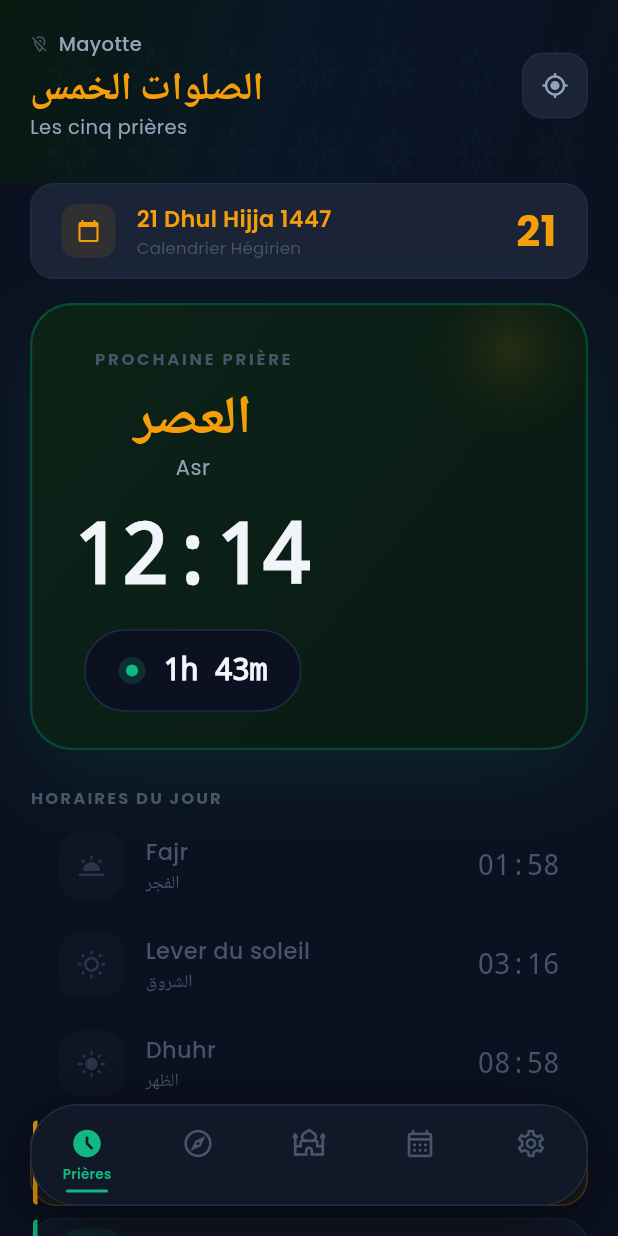
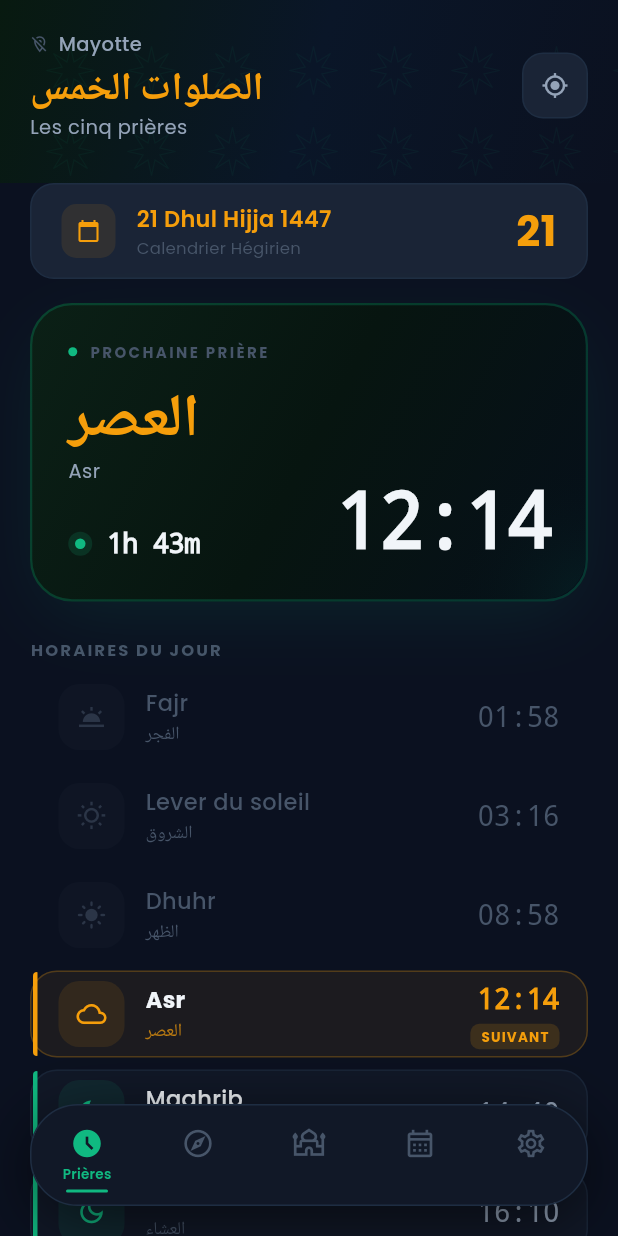
Before and after one commit to Curry-976/salah, a Flutter app: the screen it shows after launch, on a phone screen of 412 x 824 dp. Run offline on Flutter 3.47's test engine with Material 3 defaults, Android fonts, the phone set to English and light mode, and no system bars; drawn by our look-alikes of flutter_animate; our stand-ins replace adhan, flutter_compass, flutter_local_notifications, flutter_map, geocoding, geolocator and 4 more; missing offline and left inert: flutter_qiblah; network calls fail.

Commit message:
redesign: banner asymétrique gauche/droite
Remplace la composition centrée (tout en colonne) par une layout
bipolaire : identité de la prière à gauche (label ● + nom arabe 40px
+ nom français + countdown inline), heure unique ancrée en bas à
droite (52px monospace). Supprime le RadialGradient halo centré,
remplacé par un glow directionnel bas-droit derrière le chiffre.

Co-Authored-By: Claude Sonnet 4.6 <noreply@anthropic.com>

```diff
--- a/lib/widgets/next_prayer_banner.dart
+++ b/lib/widgets/next_prayer_banner.dart
@@ -20,115 +20,157 @@ class NextPrayerBanner extends StatelessWidget {
       width: double.infinity,
       decoration: BoxDecoration(
         gradient: const LinearGradient(
-          colors: [Color(0xFF0C2318), Color(0xFF081A12)],
+          colors: [Color(0xFF0B2016), Color(0xFF071510), Color(0xFF060F1A)],
           begin: Alignment.topLeft,
           end: Alignment.bottomRight,
+          stops: [0, 0.5, 1],
         ),
         borderRadius: BorderRadius.circular(28),
         border: Border.all(
-          color: AppColors.green.withOpacity(0.35),
+          color: AppColors.green.withOpacity(0.30),
           width: 1.5,
         ),
         boxShadow: [
           BoxShadow(
-            color: AppColors.green.withOpacity(0.18),
-            blurRadius: 48,
-            spreadRadius: -6,
-            offset: const Offset(0, 16),
+            color: AppColors.green.withOpacity(0.14),
+            blurRadius: 40,
+            spreadRadius: -8,
+            offset: const Offset(0, 14),
           ),
         ],
       ),
       child: Stack(
         children: [
-          // Glow halo top-right corner
+          // Subtle right-side glow behind the time
           Positioned(
-            top: -40,
-            right: -20,
+            right: 0,
+            bottom: 0,
             child: Container(
-              width: 140,
-              height: 140,
+              width: 120,
+              height: 100,
               decoration: BoxDecoration(
-                shape: BoxShape.circle,
+                borderRadius: const BorderRadius.only(
+                  bottomRight: Radius.circular(28),
+                ),
                 gradient: RadialGradient(
+                  center: Alignment.bottomRight,
+                  radius: 1.0,
                   colors: [
-                    AppColors.gold.withOpacity(0.12),
+                    AppColors.green.withOpacity(0.10),
                     Colors.transparent,
                   ],
                 ),
               ),
             ),
           ),
-          // Content
           Padding(
-            padding: const EdgeInsets.fromLTRB(28, 28, 28, 24),
+            padding: const EdgeInsets.fromLTRB(24, 24, 22, 24),
+            child: Row(
+              crossAxisAlignment: CrossAxisAlignment.end,
+              children: [
+                // ── LEFT: prayer identity ─────────────────────────────────
+                Expanded(
                   child: Column(
+                    crossAxisAlignment: CrossAxisAlignment.start,
+                    mainAxisSize: MainAxisSize.min,
                     children: [
-                // Label
+                      // Status label
+                      Row(
+                        children: [
+                          Container(
+                            width: 6,
+                            height: 6,
+                            decoration: const BoxDecoration(
+                              color: AppColors.greenLight,
+                              shape: BoxShape.circle,
+                            ),
+                          ),
+                          const SizedBox(width: 8),
                           Text(
                             prayer.isTomorrow ? 'FAJR · DEMAIN' : 'PROCHAINE PRIÈRE',
                             style: const TextStyle(
                               color: AppColors.textMuted,
-                    fontSize: 11,
+                              fontSize: 10,
                               fontWeight: FontWeight.w700,
-                    letterSpacing: 1.8,
+                              letterSpacing: 1.6,
                             ),
-                ).animate().fadeIn(duration: 400.ms, delay: 100.ms),
+                          ),
+                        ],
+                      ).animate().fadeIn(duration: 380.ms, delay: 80.ms),
 
-                const SizedBox(height: 14),
+                      const SizedBox(height: 18),
 
-                // Arabic + French names
+                      // Arabic name — large, left-anchored
                       Text(
                         prayer.name.arabicName,
                         style: const TextStyle(
                           color: AppColors.gold,
-                    fontSize: 36,
+                          fontSize: 40,
                           fontWeight: FontWeight.bold,
                           height: 1,
+                          letterSpacing: 0.5,
                         ),
-                  textDirection: TextDirection.rtl,
-                ).animate().fadeIn(duration: 500.ms, delay: 150.ms).scale(
-                      begin: const Offset(0.92, 0.92),
-                      end: const Offset(1, 1),
-                      duration: 500.ms,
-                      delay: 150.ms,
-                      curve: Curves.easeOut,
-                    ),
+                      )
+                          .animate()
+                          .fadeIn(duration: 480.ms, delay: 130.ms)
+                          .slideX(begin: -0.06, end: 0, duration: 480.ms, delay: 130.ms, curve: Curves.easeOut),
 
-                const SizedBox(height: 4),
+                      const SizedBox(height: 5),
 
+                      // French name
                       Text(
                         prayer.name.displayName,
                         style: const TextStyle(
                           color: AppColors.textSecondary,
-                    fontSize: 14,
-                    letterSpacing: 0.4,
+                          fontSize: 13,
+                          letterSpacing: 0.3,
+                          fontWeight: FontWeight.w400,
                         ),
-                ).animate().fadeIn(duration: 400.ms, delay: 200.ms),
+                      ).animate().fadeIn(duration: 380.ms, delay: 180.ms),
 
-                const SizedBox(height: 20),
+                      const SizedBox(height: 26),
 
-                // Time — large monospace
+                      // Countdown inline — no pill border, just dot + number
+                      Row(
+                        children: [
+                          _PulsingDot(),
+                          const SizedBox(width: 10),
                           Text(
+                            PrayerFormatter.formatCountdown(timeToNext),
+                            style: const TextStyle(
+                              color: AppColors.textPrimary,
+                              fontSize: 18,
+                              fontWeight: FontWeight.w600,
+                              fontFamily: 'monospace',
+                              letterSpacing: -0.5,
+                            ),
+                          ),
+                        ],
+                      ).animate().fadeIn(duration: 380.ms, delay: 300.ms),
+                    ],
+                  ),
+                ),
+
+                const SizedBox(width: 8),
+
+                // ── RIGHT: time — dominant number, bottom-anchored ────────
+                Padding(
+                  padding: const EdgeInsets.only(bottom: 2),
+                  child: Text(
                     PrayerFormatter.formatTime(prayer.time),
                     style: const TextStyle(
                       color: AppColors.textPrimary,
-                    fontSize: 56,
+                      fontSize: 52,
                       fontWeight: FontWeight.w700,
-                    letterSpacing: -2,
+                      letterSpacing: -2.5,
                       height: 1,
                       fontFamily: 'monospace',
                     ),
                   )
                       .animate()
-                    .fadeIn(duration: 600.ms, delay: 250.ms)
-                    .slideY(begin: 0.15, end: 0, duration: 600.ms, delay: 250.ms),
-
-                const SizedBox(height: 22),
-
-                // Countdown chip
-                _CountdownChip(timeToNext: timeToNext)
-                    .animate()
-                    .fadeIn(duration: 400.ms, delay: 350.ms),
+                      .fadeIn(duration: 560.ms, delay: 200.ms)
+                      .slideY(begin: 0.12, end: 0, duration: 560.ms, delay: 200.ms, curve: Curves.easeOut),
+                ),
               ],
             ),
           ),
@@ -136,43 +178,8 @@ class NextPrayerBanner extends StatelessWidget {
       ),
     )
         .animate()
-        .fadeIn(duration: 600.ms, curve: Curves.easeOut)
-        .slideY(begin: 0.08, end: 0, duration: 600.ms, curve: Curves.easeOut);
-  }
-}
-
-class _CountdownChip extends StatelessWidget {
-  final Duration timeToNext;
-  const _CountdownChip({required this.timeToNext});
-
-  @override
-  Widget build(BuildContext context) {
-    return Container(
-      padding: const EdgeInsets.symmetric(horizontal: 22, vertical: 12),
-      decoration: BoxDecoration(
-        color: AppColors.bgDark,
-        borderRadius: BorderRadius.circular(50),
-        border: Border.all(color: AppColors.border),
-      ),
-      child: Row(
-        mainAxisSize: MainAxisSize.min,
-        children: [
-          // Pulsing dot
-          _PulsingDot(),
-          const SizedBox(width: 12),
-          Text(
-            PrayerFormatter.formatCountdown(timeToNext),
-            style: const TextStyle(
-              color: AppColors.textPrimary,
-              fontSize: 20,
-              fontWeight: FontWeight.w600,
-              fontFamily: 'monospace',
-              letterSpacing: -0.5,
-            ),
-          ),
-        ],
-      ),
-    );
+        .fadeIn(duration: 500.ms, curve: Curves.easeOut)
+        .slideY(begin: 0.07, end: 0, duration: 500.ms, curve: Curves.easeOut);
   }
 }
 
@@ -183,29 +190,20 @@ class _PulsingDot extends StatelessWidget {
       alignment: Alignment.center,
       children: [
         Container(
-          width: 18,
-          height: 18,
+          width: 16,
+          height: 16,
           decoration: BoxDecoration(
-            color: AppColors.greenLight.withOpacity(0.18),
+            color: AppColors.greenLight.withOpacity(0.15),
             shape: BoxShape.circle,
           ),
         )
             .animate(onPlay: (c) => c.repeat())
-            .scaleXY(
-              begin: 0.6,
-              end: 1.4,
-              duration: 1400.ms,
-              curve: Curves.easeInOut,
-            )
+            .scaleXY(begin: 0.5, end: 1.5, duration: 1400.ms, curve: Curves.easeInOut)
             .then()
-            .scaleXY(
-              begin: 1.4,
-              end: 0.6,
-              duration: 1400.ms,
-            ),
+            .scaleXY(begin: 1.5, end: 0.5, duration: 1400.ms),
         Container(
-          width: 8,
-          height: 8,
+          width: 7,
+          height: 7,
           decoration: const BoxDecoration(
             color: AppColors.greenLight,
             shape: BoxShape.circle,
```
Lines whose indentation alone changed are shown as unchanged.
